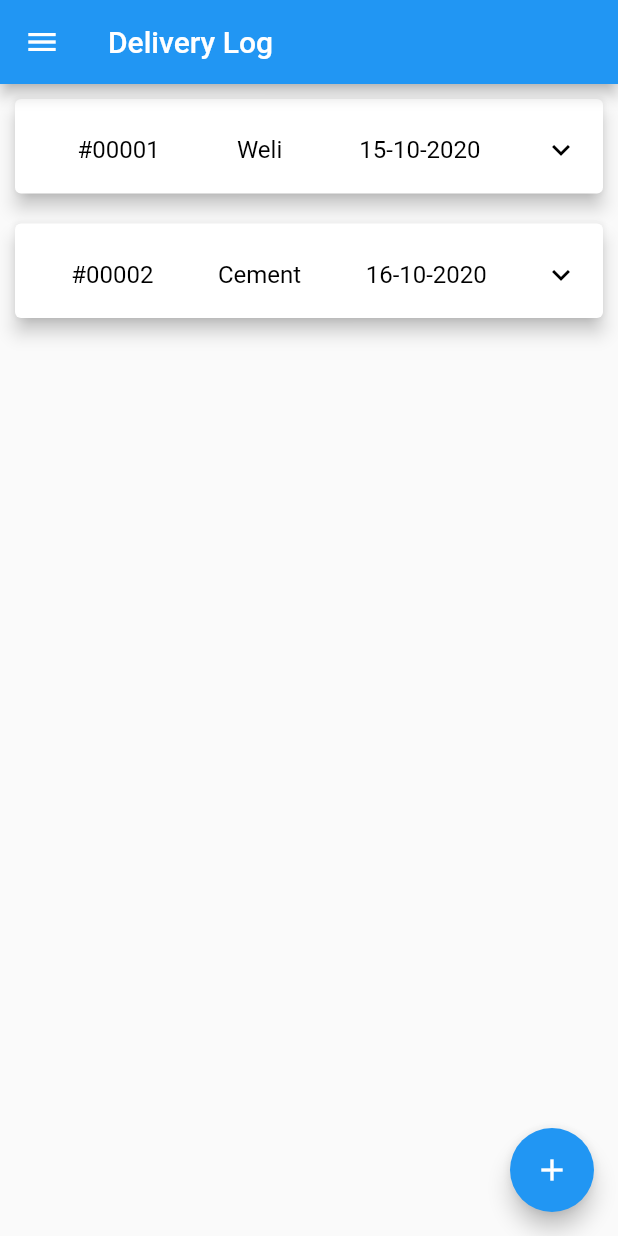
After one commit to ranulds/procurex, a Flutter app: the Delivery screen opened directly, on a phone screen of 412 x 824 dp. The commit adds this screen. Run offline on Flutter 3.47's test engine with Material 2 defaults, Android fonts, the phone set to English and light mode, and no system bars.

Commit message:
delivery

```diff
--- /dev/null
+++ b/lib/delivery/delivery.dart
@@ -0,0 +1,289 @@
+import 'package:expansion_card/expansion_card.dart';
+import 'package:flutter/material.dart';
+import 'package:procurex/utils/decimalTextInputFormatter.dart';
+import 'package:procurex/utils/drawer.dart';
+
+class Delivery extends StatefulWidget {
+  @override
+  _DeliveryState createState() => _DeliveryState();
+}
+
+class _DeliveryState extends State<Delivery> {
+  List<String> _items = ["gal", "wali", "Cimenti"];
+  DateTime selectedDate = DateTime.now();
+  final _dateText = TextEditingController();
+
+  Future<void> _selectDate(BuildContext context) async {
+    final DateTime picked = await showDatePicker(
+        context: context,
+        initialDate: selectedDate,
+        firstDate: DateTime.now(),
+        lastDate: DateTime(2021));
+    if (picked != null && picked != selectedDate)
+      setState(() {
+        selectedDate = picked;
+        _dateText.text = picked.day.toString() +
+            '-' +
+            picked.month.toString() +
+            '-' +
+            picked.year.toString();
+      });
+  }
+
+  _modal(context, items) {
+    String dropdownValue, quantity, orderNo;
+    final _formKey = GlobalKey<FormState>();
+    showDialog(
+      context: context,
+      builder: (BuildContext context) {
+        return AlertDialog(
+          title: Text('Log Delivery'),
+          content: Stack(
+            overflow: Overflow.visible,
+            children: <Widget>[
+              Form(
+                key: _formKey,
+                child: SingleChildScrollView(
+                  child: Column(
+                    mainAxisSize: MainAxisSize.min,
+                    children: <Widget>[
+                      TextFormField(
+                        decoration: InputDecoration(labelText: 'Invoice No'),
+                        onChanged: (value) => orderNo = value,
+                        validator: (value) {
+                          if (value.isEmpty) {
+                            return 'Please enter the date of delivery';
+                          }
+                          return null;
+                        },
+                      ),
+                      DropdownButtonFormField<String>(
+                        value: dropdownValue,
+                        hint: Text('Select item'),
+                        icon: Icon(Icons.arrow_drop_down),
+                        isExpanded: true,
+                        iconSize: 24,
+                        elevation: 16,
+                        style: TextStyle(color: Colors.blue),
+                        validator: (value) =>
+                            value == null ? 'Please select an item' : null,
+                        onChanged: (String newValue) {
+                          setState(() {
+                            dropdownValue = newValue;
+                          });
+                        },
+                        items:
+                            items.map<DropdownMenuItem<String>>((String value) {
+                          return DropdownMenuItem<String>(
+                            value: value,
+                            child: Text(value),
+                          );
+                        }).toList(),
+                      ),
+                      TextFormField(
+                        validator: (value) {
+                          if (value.isEmpty) {
+                            return 'Please enter the date of delivery';
+                          }
+                          return null;
+                        },
+                        controller: _dateText,
+                        decoration: InputDecoration(
+                          labelStyle: TextStyle(fontSize: 18),
+                          floatingLabelBehavior: FloatingLabelBehavior.always,
+                          labelText: 'Date of Delivery',
+                          suffixIcon: Icon(
+                            Icons.calendar_today,
+                            size: 26,
+                            color: Colors.blue[900],
+                          ),
+                        ),
+                        onTap: () {
+                          FocusScope.of(context).requestFocus(new FocusNode());
+                          _selectDate(context);
+                        },
+                      ),
+                      TextFormField(
+                        decoration: InputDecoration(labelText: 'Quantity'),
+                        inputFormatters: [DecimalTextInputFormatter()],
+                        keyboardType:
+                            TextInputType.numberWithOptions(decimal: true),
+                        validator: (value) {
+                          if (value.isEmpty) {
+                            return 'Please enter the quantity';
+                          }
+                          setState(() {
+                            quantity = value;
+                          });
+                          return null;
+                        },
+                      ),
+                      Padding(
+                        padding: const EdgeInsets.all(8.0),
+                        child: RaisedButton(
+                          child: Text("Submit"),
+                          onPressed: () {
+                            if (_formKey.currentState.validate()) {
+                              print(dropdownValue);
+                              print(quantity);
+                              print(_dateText.text);
+                              print(orderNo);
+                              // Navigator.of(context).pop();
+                            }
+                          },
+                        ),
+                      )
+                    ],
+                  ),
+                ),
+              ),
+            ],
+          ),
+        );
+      },
+    );
+  }
+
+  @override
+  Widget build(BuildContext context) {
+    return Scaffold(
+      drawer: AppDrawer(),
+      floatingActionButton: FloatingActionButton(
+        onPressed: () => _modal(context, _items),
+        tooltip: 'Dispatch Items',
+        child: Icon(Icons.add),
+      ),
+      appBar: AppBar(
+        title: Text('Delivery Log'),
+      ),
+      body: SafeArea(
+        child: ListView(
+          children: [
+            DeliveryItem(
+              order: '#00001',
+              item: 'Weli',
+              date: '15-10-2020',
+              quantity: '5',
+              price: '20',
+              total: '100',
+              id: '1',
+            ),
+            DeliveryItem(
+              order: '#00002',
+              item: 'Cement',
+              date: '16-10-2020',
+              quantity: '5',
+              price: '20',
+              total: '100',
+              id: '1',
+            ),
+          ],
+        ),
+      ),
+    );
+  }
+}
+
+class DeliveryItem extends StatefulWidget {
+  const DeliveryItem({
+    Key key,
+    this.date,
+    this.id,
+    this.item,
+    this.order,
+    this.price,
+    this.quantity,
+    this.total,
+  }) : super(key: key);
+
+  final String order, item, date, quantity, price, total, id;
+
+  @override
+  _DeliveryItemState createState() => _DeliveryItemState();
+}
+
+class _DeliveryItemState extends State<DeliveryItem> {
+  @override
+  Widget build(BuildContext context) {
+    return Card(
+      margin: EdgeInsets.symmetric(horizontal: 10, vertical: 10),
+      elevation: 5,
+      child: ExpansionCard(
+        title: Row(
+          mainAxisAlignment: MainAxisAlignment.spaceAround,
+          children: [
+            Text(widget.order),
+            Text(widget.item),
+            Text(widget.date),
+          ],
+        ),
+        children: [
+          Column(
+            children: [
+              Row(
+                mainAxisAlignment: MainAxisAlignment.spaceAround,
+                children: [
+                  Column(
+                    children: [
+                      Text(
+                        widget.quantity,
+                        style: TextStyle(fontSize: 20),
+                      ),
+                      Text(
+                        'Quantity',
+                        style: TextStyle(color: Colors.grey),
+                      ),
+                    ],
+                  ),
+                  Column(
+                    children: [
+                      Text(
+                        widget.price,
+                        style: TextStyle(fontSize: 20),
+                      ),
+                      Text(
+                        'Unit Price',
+                        style: TextStyle(color: Colors.grey),
+                      ),
+                    ],
+                  ),
+                  Column(
+                    children: [
+                      Text(
+                        widget.total,
+                        style: TextStyle(fontSize: 20),
+                      ),
+                      Text(
+                        'Total',
+                        style: TextStyle(color: Colors.grey),
+                      ),
+                    ],
+                  ),
+                ],
+              ),
+              Row(
+                mainAxisAlignment: MainAxisAlignment.spaceAround,
+                children: [
+                  FlatButton(
+                    onPressed: () => print(widget.id),
+                    child: Text(
+                      'Return',
+                      style: TextStyle(color: Colors.blue),
+                    ),
+                  ),
+                  FlatButton(
+                    onPressed: () => print(widget.id),
+                    child: Text(
+                      'Delete',
+                      style: TextStyle(color: Colors.red),
+                    ),
+                  )
+                ],
+              )
+            ],
+          )
+        ],
+      ),
+    );
+  }
+}
--- a/lib/stock/stock.dart
+++ b/lib/stock/stock.dart
@@ -1,6 +1,6 @@
 import 'package:expansion_card/expansion_card.dart';
 import 'package:flutter/material.dart';
-import 'package:procurex/requisition/newRequisition.dart';
+import 'package:procurex/utils/decimalTextInputFormatter.dart';
 import 'package:procurex/utils/drawer.dart';
 
 class Stock extends StatefulWidget {
--- /dev/null
+++ b/lib/utils/decimalTextInputFormatter.dart
@@ -0,0 +1,12 @@
+import 'package:flutter/material.dart';
+import 'package:flutter/services.dart';
+
+class DecimalTextInputFormatter extends TextInputFormatter {
+  @override
+  TextEditingValue formatEditUpdate(
+      TextEditingValue oldValue, TextEditingValue newValue) {
+    final regEx = RegExp(r"^\d*\.?\d*");
+    String newString = regEx.stringMatch(newValue.text) ?? "";
+    return newString == newValue.text ? newValue : oldValue;
+  }
+}
--- a/lib/utils/drawer.dart
+++ b/lib/utils/drawer.dart
@@ -1,4 +1,5 @@
 import 'package:flutter/material.dart';
+import 'package:procurex/delivery/delivery.dart';
 import 'package:procurex/requisition/requisitions.dart';
 import 'package:procurex/stock/stock.dart';
 
@@ -15,7 +16,7 @@ class _AppDrawerState extends State<AppDrawer> {
         padding: EdgeInsets.zero,
         children: <Widget>[
           DrawerHeader(
-            child: Text('Drawer Header'),
+            child: Text(''),
             decoration: BoxDecoration(
               color: Colors.blue,
             ),
@@ -36,6 +37,14 @@ class _AppDrawerState extends State<AppDrawer> {
                   (Route<dynamic> route) => false);
             },
           ),
+          ListTile(
+            title: Text('Delivery Log'),
+            onTap: () {
+              Navigator.of(context).pushAndRemoveUntil(
+                  MaterialPageRoute(builder: (_) => Delivery()),
+                  (Route<dynamic> route) => false);
+            },
+          ),
         ],
       ),
     );
```
Also changed, not shown: lib/requisition/newRequisition.dart (+1 -10 lines), lib/requisition/requisitions.dart (+9 -7 lines).
